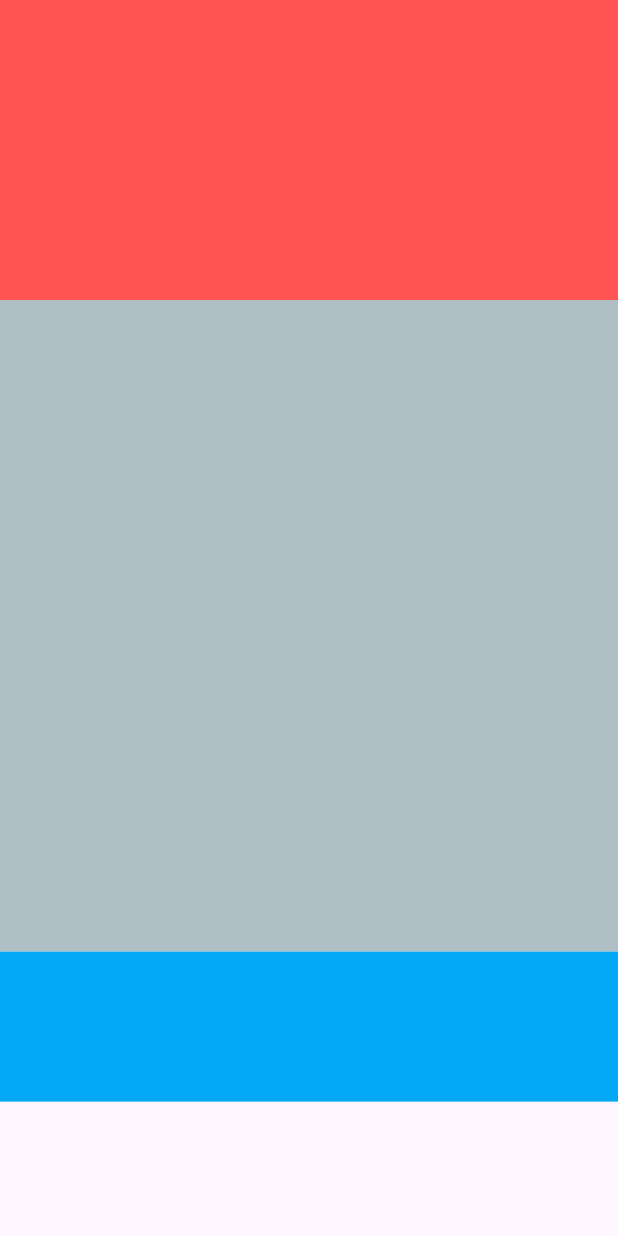
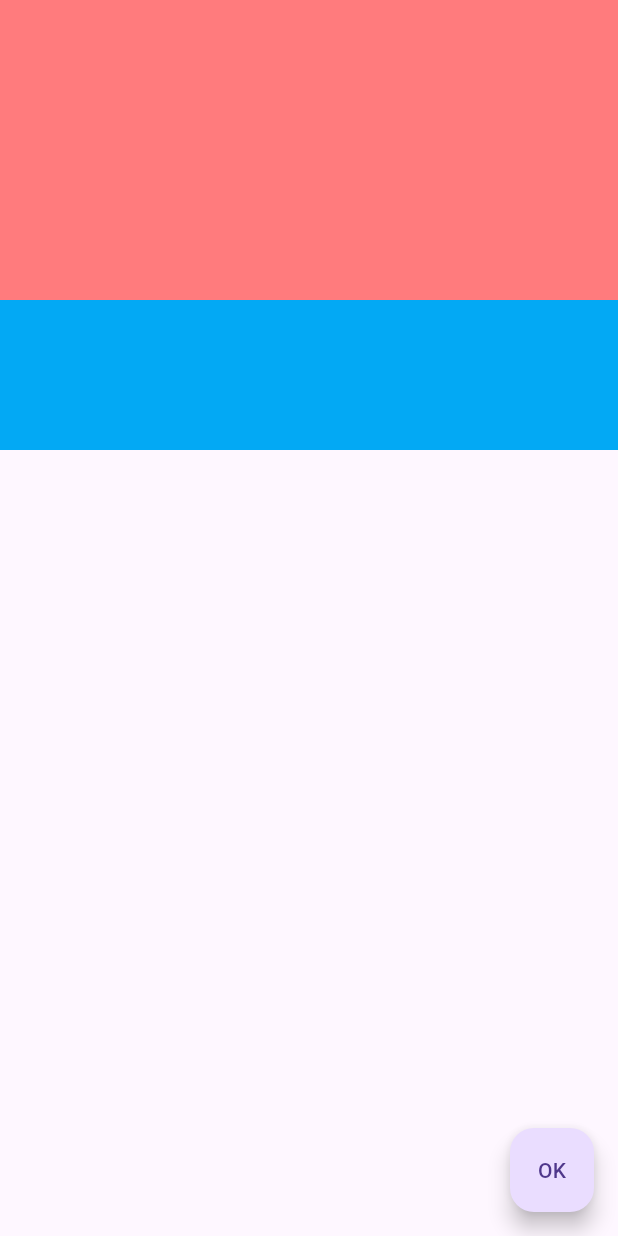
Before and after one commit to ilhamimetin/flutter, a Flutter app: the screen it shows after launch, on a phone screen of 412 x 824 dp. Run offline on Flutter 3.47's test engine with Material 3 defaults, Android fonts, the phone set to English and light mode, and no system bars.

```diff
--- a/lib/screens/home_screen.dart
+++ b/lib/screens/home_screen.dart
@@ -7,25 +7,36 @@ class HomeScreen extends StatefulWidget {
 }
 
 class _HomeScreenState extends State<HomeScreen> {
+  bool _value = false;
+  void setValue() {
+    _value = !_value;
+    setState(() {});
+  }
+
   @override
   Widget build(BuildContext context) {
     return Scaffold(
+        floatingActionButton: FloatingActionButton(
+          onPressed: setValue,
+          child: Text("OK"),
+        ),
         body: Column(
           children: [
-        Flexible(
-          flex: 2,
-          // Kendi boyutunu olduğunca küçültmeye çalışır içindeki değere bakmaksızın.
+            Opacity(
+              opacity: _value ? 1 : 0.75,
               child: Container(
                 height: 200,
                 color: Colors.redAccent,
               ),
             ),
-        Expanded(
+            Visibility(
+              visible: _value,
+              child: Expanded(
                 flex: 3,
-          // Expanded içindeki column'un yükseklik değeriine bakmaksızın ekrana kaplayamaya çalışır.
                 child: Container(
                   height: 100,
                   color: Colors.blueGrey.shade200,
+                ),
               ),
             ),
             Container(
```
Lines whose indentation alone changed are shown as unchanged.
